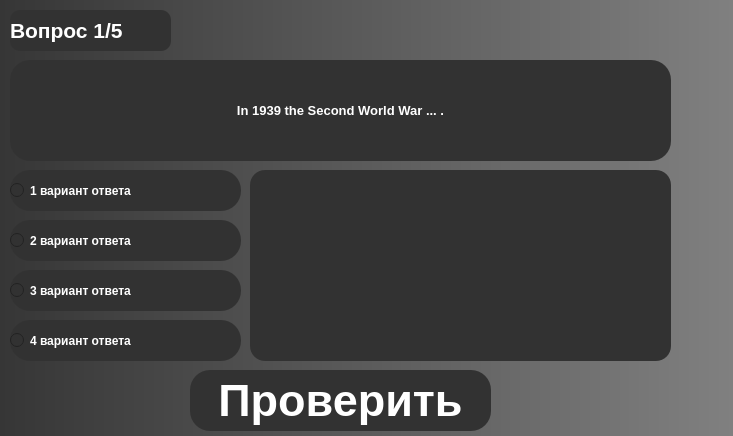
COBAil/My-Tenses, file UI files/TasksWindow.ui: the form before one commit.
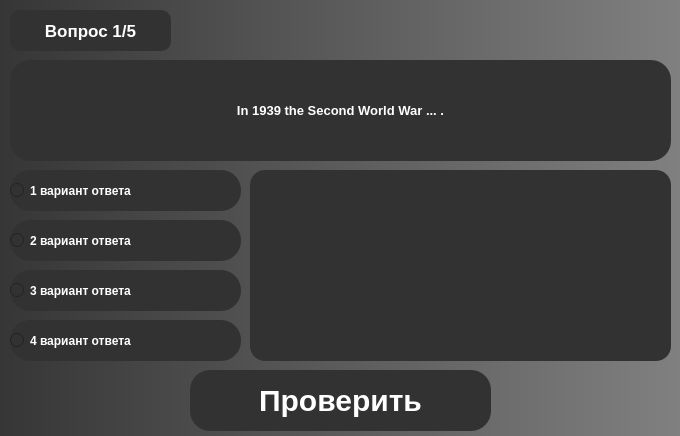
The form after the commit.

The edit to the form file:
```diff
--- a/UI files/TasksWindow.ui
+++ b/UI files/TasksWindow.ui
@@ -6,7 +6,7 @@
    <rect>
     <x>0</x>
     <y>0</y>
-    <width>733</width>
+    <width>680</width>
     <height>436</height>
    </rect>
   </property>
@@ -19,26 +19,6 @@
 {
     color: #aaa;
    background-color: qlineargradient(spread:pad, x1:0, y1:0, x2:1, y2:0, stop:0 rgb(54, 54, 54), stop:1 rgb(128, 128, 128));
-
-}
-
-QPushButton
-{
-    color: rgb(255, 255, 255);
-background-color: #323232;
-	
-    width: 75px;
-    height: 50px;
-	font-size: 45px;
-	border-radius: 20px;                     /* &lt;----  20px  */ 
-	font: &quot;Microsoft YaHei UI&quot;;
-	font-weight: bold;
-}
-
-QPushButton:hover
-{
-    background-color: silver;
-
 }
 
 </string>
@@ -89,10 +69,11 @@
     </property>
     <property name="font">
      <font>
-      <pointsize>16</pointsize>
+      <pointsize>13</pointsize>
       <weight>75</weight>
       <italic>false</italic>
       <bold>true</bold>
+      <kerning>true</kerning>
      </font>
     </property>
     <property name="styleSheet">
@@ -108,6 +89,9 @@
     <property name="text">
      <string>Вопрос 1/5</string>
     </property>
+    <property name="alignment">
+     <set>Qt::AlignCenter</set>
+    </property>
    </widget>
    <widget class="QRadioButton" name="radioButton">
     <property name="geometry">
@@ -222,6 +206,24 @@
       <height>61</height>
      </rect>
     </property>
+    <property name="styleSheet">
+     <string notr="true">QPushButton
+{
+    color: rgb(255, 255, 255);
+	background-color: #323232;
+    width: 75px;
+    height: 50px;
+	font-size: 30px;
+	border-radius: 20px;
+	font: &quot;Microsoft YaHei UI&quot;;
+	font-weight: bold;
+}
+
+QPushButton:hover
+{
+    background-color: silver;
+}</string>
+    </property>
     <property name="text">
      <string>Проверить</string>
     </property>
```
Left out of the diff: 23 changed lines with no effect on the pictures.
